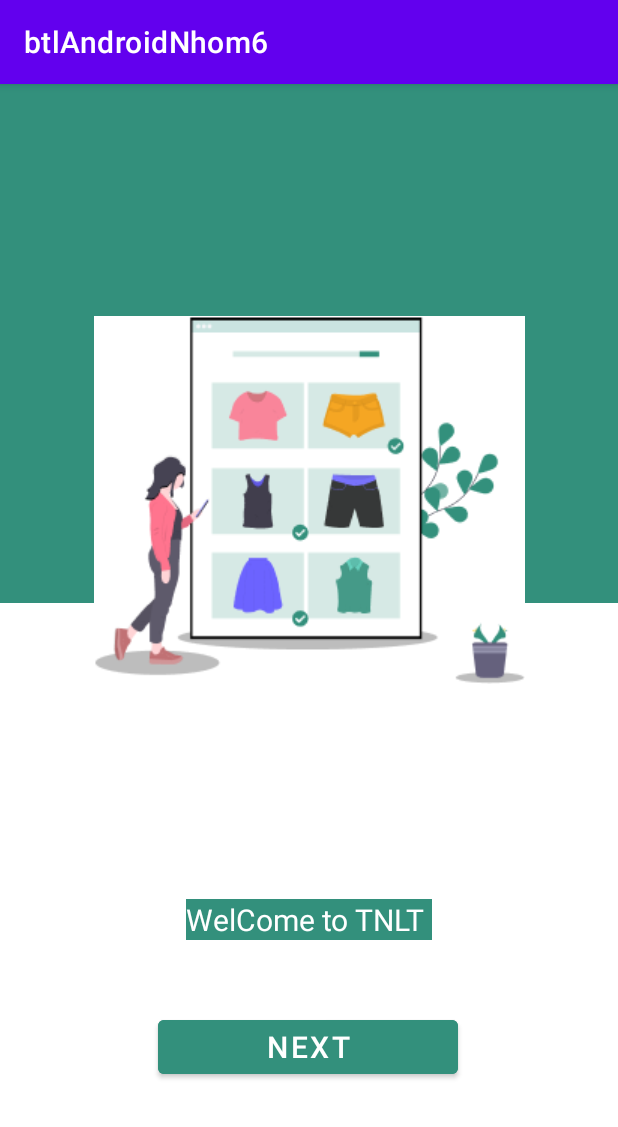
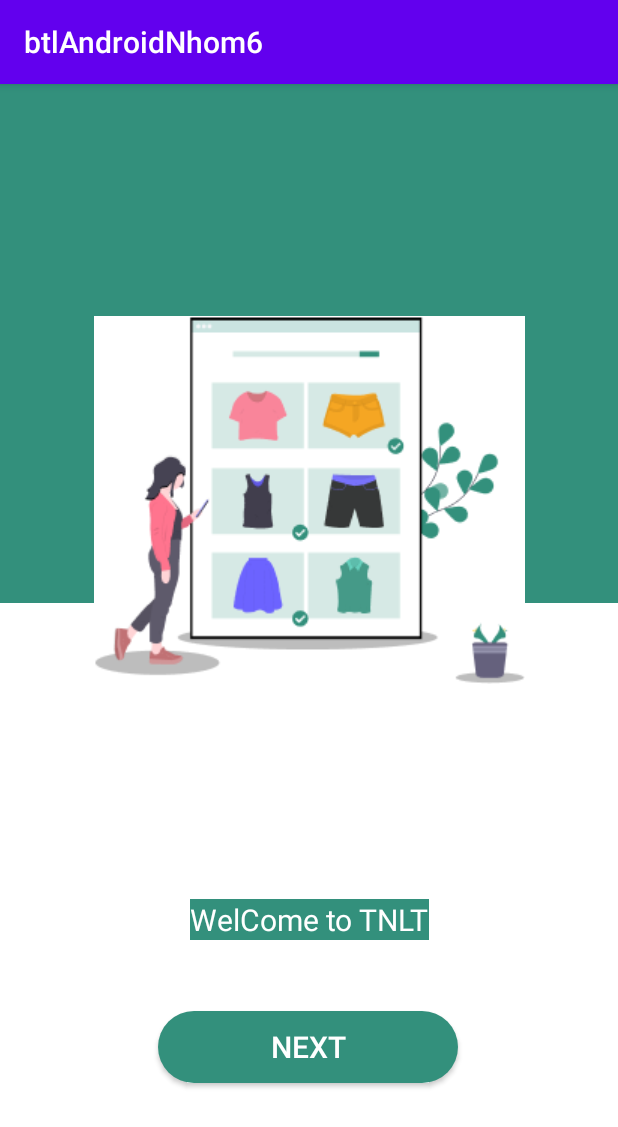
Before and after one commit to wewrtt/btl_nh-m6, an Android app: the Welcom2 screen opened directly, with no data from a screen before it, on a phone screen of 412 x 824 dp. Shown: the top 1127 px of the screen. Run offline under Robolectric (Android 15) with nearby library versions, the phone set to English and light mode, and no system bars.

Commit message:
commit by longBeo

```diff
--- a/app/src/main/res/drawable/custom_button.xml
+++ b/app/src/main/res/drawable/custom_button.xml
@@ -1,4 +1,6 @@
 <?xml version="1.0" encoding="utf-8"?>
-<shape xmlns:android="http://schemas.android.com/apk/res/android">
-    <solid android:color="#C61717"></solid>
+<shape xmlns:android="http://schemas.android.com/apk/res/android"
+    android:shape="rectangle">
+    <solid android:color="#33907C" ></solid>
+   <corners android:radius="50dp"></corners>
 </shape>
--- a/app/src/main/res/layout/activity_welcom2.xml
+++ b/app/src/main/res/layout/activity_welcom2.xml
@@ -23,7 +23,8 @@
             android:id="@+id/button"
             android:layout_width="200dp"
             android:layout_height="wrap_content"
-            android:backgroundTint="#33907C"
+            android:textColor="@color/white"
+            android:background="@drawable/custom_button"
             android:text="Next"
             android:textSize="20dp"
             app:layout_constraintBottom_toBottomOf="parent"
@@ -37,8 +38,8 @@
             android:id="@+id/textView2"
             android:layout_width="wrap_content"
             android:layout_height="wrap_content"
-            android:text="WelCome to TNLT "
             android:textColor="@color/white"
+            android:text="WelCome to TNLT"
             android:background="#33907C"
             android:textSize="20dp"
             app:layout_constraintBottom_toBottomOf="parent"
--- a/app/src/main/res/layout/welcome.xml
+++ b/app/src/main/res/layout/welcome.xml
@@ -36,8 +36,10 @@
 
     <Button
         android:id="@+id/btn_next"
-        android:layout_width="wrap_content"
+        android:layout_width="200dp"
+        android:textColor="@color/white"
         android:layout_height="wrap_content"
+        android:background="@drawable/custom_button"
         android:text="Next"
         app:layout_constraintBottom_toBottomOf="parent"
         app:layout_constraintEnd_toEndOf="parent"
@@ -45,4 +47,5 @@
         app:layout_constraintStart_toStartOf="parent"
         app:layout_constraintTop_toTopOf="parent"
         app:layout_constraintVertical_bias="0.778" />
+
 </androidx.constraintlayout.widget.ConstraintLayout>
--- a/app/src/main/res/values-night/themes.xml
+++ b/app/src/main/res/values-night/themes.xml
@@ -1,6 +1,6 @@
 <resources xmlns:tools="http://schemas.android.com/tools">
     <!-- Base application theme. -->
-    <style name="Theme.BtlAndroidNhom6" parent="Theme.MaterialComponents.DayNight.DarkActionBar">
+    <style name="Theme.BtlAndroidNhom6" parent="Theme.AppCompat.DayNight.DarkActionBar">
         <!-- Primary brand color. -->
         <item name="colorPrimary">@color/purple_200</item>
         <item name="colorPrimaryVariant">@color/purple_700</item>
--- a/app/src/main/res/values/themes.xml
+++ b/app/src/main/res/values/themes.xml
@@ -1,6 +1,6 @@
 <resources xmlns:tools="http://schemas.android.com/tools">
     <!-- Base application theme. -->
-    <style name="Theme.BtlAndroidNhom6" parent="Theme.MaterialComponents.DayNight.DarkActionBar">
+    <style name="Theme.BtlAndroidNhom6" parent="Theme.AppCompat.DayNight.DarkActionBar">
         <!-- Primary brand color. -->
         <item name="colorPrimary">@color/purple_500</item>
         <item name="colorPrimaryVariant">@color/purple_700</item>
```
